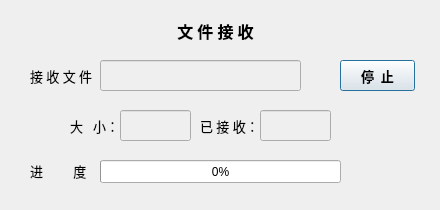
Jubar007/IMsoftware, file filecntdlg.ui: the form before one commit.
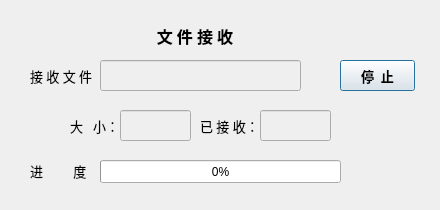
The form after the commit.

What changed in the file:
```diff
--- a/filecntdlg.ui
+++ b/filecntdlg.ui
@@ -50,9 +50,9 @@
   <widget class="QLabel" name="label">
    <property name="geometry">
     <rect>
-     <x>170</x>
-     <y>15</y>
-     <width>91</width>
+     <x>120</x>
+     <y>20</y>
+     <width>150</width>
      <height>31</height>
     </rect>
    </property>
```
